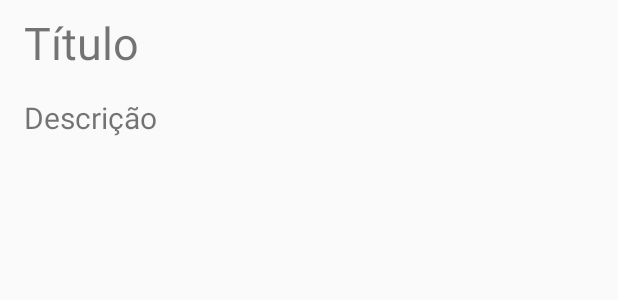
After one commit to ffelicio/android-recycler-view, an Android app: the layout task_item.xml on its own in the app's theme, with its tools: preview values and no code run, on a phone screen of 412 x 824 dp. The commit adds this screen. Shown: the top 300 px of the screen. Run offline under Robolectric (Android 15) with nearby library versions, the phone set to English and light mode, and no system bars.

Commit message:
inclusão do xml de cada item das tarefas

```diff
--- a/app/src/main/java/com/example/recyclerviewproject/adapter/TaskListAdapter.kt
+++ b/app/src/main/java/com/example/recyclerviewproject/adapter/TaskListAdapter.kt
@@ -3,14 +3,16 @@ package com.example.recyclerviewproject.adapter
 import android.view.View
 import android.view.ViewGroup
 import androidx.recyclerview.widget.RecyclerView
+import com.example.recyclerviewproject.model.Task
 
-class TaskListAdapter : RecyclerView.Adapter<TaskListAdapter.ViewHolder>() {
+class TaskListAdapter(private val tasks: List<Task>) : RecyclerView.Adapter<TaskListAdapter.ViewHolder>() {
     override fun onCreateViewHolder(parent: ViewGroup, viewType: Int): ViewHolder {
         TODO("not implemented") //To change body of created functions use File | Settings | File Templates.
     }
 
+    // Retorna a quantidade de itens na lista para o adapter
     override fun getItemCount(): Int {
-        TODO("not implemented") //To change body of created functions use File | Settings | File Templates.
+        return tasks.size
     }
 
     override fun onBindViewHolder(holder: ViewHolder, position: Int) {
--- /dev/null
+++ b/app/src/main/java/com/example/recyclerviewproject/model/Task.kt
@@ -0,0 +1,3 @@
+package com.example.recyclerviewproject.model
+
+class Task(val title: String, val description: String)
--- /dev/null
+++ b/app/src/main/res/layout/task_item.xml
@@ -0,0 +1,29 @@
+<?xml version="1.0" encoding="utf-8"?>
+<androidx.constraintlayout.widget.ConstraintLayout xmlns:android="http://schemas.android.com/apk/res/android"
+    xmlns:app="http://schemas.android.com/apk/res-auto"
+    xmlns:tools="http://schemas.android.com/tools"
+    android:layout_width="match_parent"
+    android:layout_height="wrap_content">
+
+    <TextView
+        android:id="@+id/textView"
+        android:layout_width="0dp"
+        android:layout_height="wrap_content"
+        android:layout_marginStart="16dp"
+        android:layout_marginTop="8dp"
+        android:text="@string/textView_title_task_item"
+        android:textSize="30dp"
+        app:layout_constraintStart_toStartOf="parent"
+        app:layout_constraintTop_toTopOf="parent" />
+
+    <TextView
+        android:id="@+id/textView2"
+        android:layout_width="wrap_content"
+        android:layout_height="wrap_content"
+        android:layout_marginStart="16dp"
+        android:layout_marginTop="16dp"
+        android:text="@string/textView_description_task_item"
+        android:textSize="20dp"
+        app:layout_constraintStart_toStartOf="parent"
+        app:layout_constraintTop_toBottomOf="@+id/textView" />
+</androidx.constraintlayout.widget.ConstraintLayout>
--- a/app/src/main/res/values/strings.xml
+++ b/app/src/main/res/values/strings.xml
@@ -1,3 +1,6 @@
 <resources>
     <string name="app_name">RecyclerViewProject</string>
+
+    <string name="textView_title_task_item">Título</string>
+    <string name="textView_description_task_item">Descrição</string>
 </resources>
```
